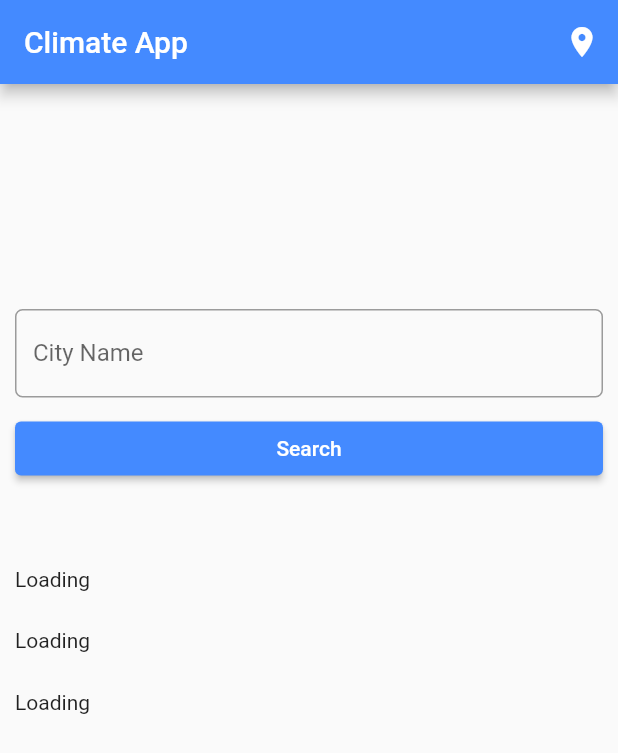
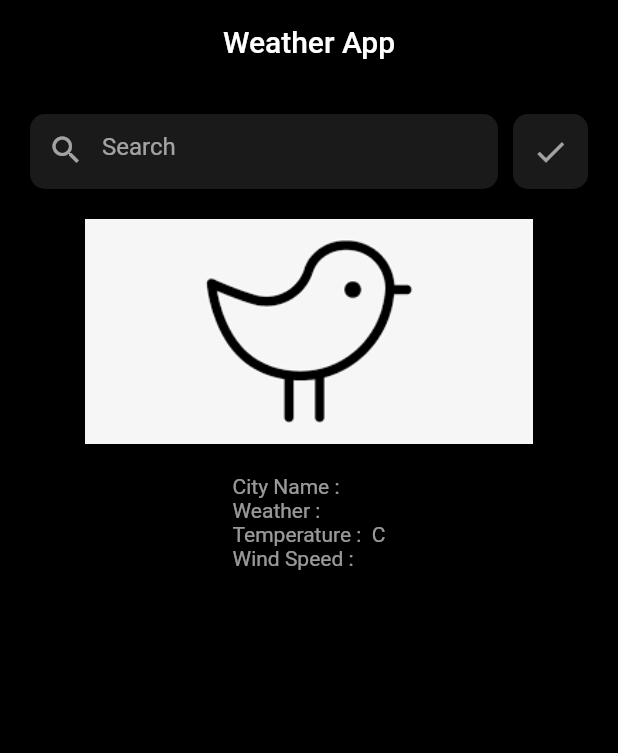
Before and after one commit to vaishnavikpatil/weather_app, a Flutter app: the screen it shows after launch, on a phone screen of 412 x 824 dp. Shown: the top 753 px of the screen. Run offline on Flutter 3.47's test engine with Material 2 defaults, Android fonts, the phone set to English and light mode, and no system bars; our stand-ins replace flutter_easyloading; network calls fail.

Commit message:
second commit

```diff
--- a/lib/Climate.dart
+++ /dev/null
@@ -1,118 +0,0 @@
-import 'dart:convert';
-
-import 'package:http/http.dart' as http;
-import 'package:flutter/material.dart';
-
-class Climate extends StatefulWidget {
-  @override
-  State<StatefulWidget> createState() {
-    return  ClimateState();
-  }
-}
-
-class  ClimateState extends State<Climate> {
-  var city ;
-  var temp;
-  var climate;
-  TextEditingController cityTextController = TextEditingController();
-
-  Future info() async{
-    var queryParameter = {
-      'q': city,
-      'appid': '48f01af1f34231636a3671258da84f36'
-    };
-
-    var weatherUrl = Uri.https('api.openweathermap.org','data/2.5/weather', queryParameter);
-    http.Response response = await http.get(weatherUrl);
-    var results =jsonDecode(response.body);
-    setState(() {
-      climate = results['weather'][0]['main'];
-      temp = results['main']['temp'];
-     city = results['name'];
-     // print(results['weather'][0]['main']);
-      print(results);
-    });
-  }
-@override
-void initState(){
-   super.initState();
-}
-  @override
-  Widget build(BuildContext context) {
-    return Scaffold(
-        appBar:AppBar(
-          backgroundColor: Colors.blueAccent,
-          title: Text('Climate App'),
-          actions: <Widget>[
-            IconButton(
-              icon: Icon(
-                Icons.location_on,
-                color: Colors.white,
-              ),
-              onPressed: () {
-
-              },
-            )
-          ],
-        ) ,
-        body: Container(
-          child:ListView(
-              children: <Widget> [
-                Padding(
-                    padding: EdgeInsets.only(top:150.0,bottom:5.0,left: 10.0,right:10.0 ),
-                    child:Row(children: <Widget>[
-                      Expanded(child: TextField(
-                        controller: cityTextController,
-                        onChanged: (value) {
-                          city = value;
-                        },
-                        decoration: InputDecoration(
-                            labelText: ("City Name"),
-                            hintText: ("Enter City Name"),
-                            border: OutlineInputBorder(
-                              borderRadius: BorderRadius.circular(5.0),
-                            )
-                        ),
-                      )
-                      ),]
-                    )
-                ),
-                Padding(
-                    padding:EdgeInsets.only(top:5.0,bottom: 5.0,left: 10.0,right: 10.0),
-                    child:Row(children: <Widget>[
-                      Expanded(
-                          child: ElevatedButton(
-                              child: Text('Search'),
-                              onPressed:(){
-                                info();
-                              },
-                              style: ElevatedButton.styleFrom(
-                                primary: Colors.blueAccent,
-                              )
-                          )
-                      )
-                    ])),
-
-                Padding(
-                    padding: EdgeInsets.only(top:50.0,bottom:5.0,left: 10.0,right:10.0 ),
-                    child: Container(
-                      child: Text(city!= null ? city.toString(): "Loading"),
-                    ),
-                ),
-                Padding(
-                  padding: EdgeInsets.only(top:20.0,bottom:5.0,left: 10.0,right:10.0 ),
-                  child: Container(
-                    child: Text(temp!= null ? temp.toString()+ "\u00B0": "Loading"),
-                  ),
-                ),
-                Padding(
-                  padding: EdgeInsets.only(top:20.0,bottom:5.0,left: 10.0,right:10.0 ),
-                  child: Container(
-                    child: Text(climate!= null ? climate.toString(): "Loading"),
-                  ),
-                ),
-              ]),
-
-        ));
-  }
-}
--- /dev/null
+++ b/lib/climate_screen.dart
@@ -0,0 +1,159 @@
+import 'package:climate_app/weather_class.dart';
+import 'package:climate_app/weather_model.dart';
+
+import 'package:flutter/material.dart';
+import 'package:provider/provider.dart';
+
+class ClimateScreen extends StatefulWidget {
+  const ClimateScreen({Key? key}) : super(key: key);
+
+  @override
+  State<StatefulWidget> createState() {
+    return ClimateScreenState();
+  }
+}
+
+class ClimateScreenState extends State<ClimateScreen> {
+  WeatherModel weatherData = WeatherModel();
+
+  TextEditingController cityTextController = TextEditingController();
+
+  String city = "Mumbai";
+  String weathertype = '';
+  String temperature = "", cityname = "", windspeed = "";
+
+  final Map<String, String> weatherImage = {
+    'Clouds': 'assets/clouds.png',
+    'Rain': 'assets/rain.png',
+    'Snow': 'assets/snow.png',
+    'Sunny': 'assets/sun.png',
+    'Haze': 'assets/haze.png',
+    'Windy': 'assets/windy.png',
+  };
+
+  Future<void> readdata() async {
+    var provider = Provider.of<WeatherClass>(context, listen: false);
+    await provider.getWeatherData(city);
+    setState(() {
+      weatherData = provider.data;
+      weathertype = weatherData.weather![0].main.toString();
+      var temp = weatherData.main!.temp! - 273.15;
+      temperature = temp.toString();
+      cityname = weatherData.name.toString();
+      windspeed = weatherData.wind!.speed.toString();
+    });
+  }
+
+  @override
+  void initState() {
+    super.initState();
+    readdata();
+  }
+
+  @override
+  Widget build(BuildContext context) {
+    return Scaffold(
+      backgroundColor: Colors.black,
+      appBar: AppBar(
+        elevation: 0.0,
+        backgroundColor: Colors.black,
+        title: const Text('Weather App'),
+        centerTitle: true,
+      ),
+      body: Padding(
+        padding: const EdgeInsets.all(20),
+        child: ListView(
+          children: [
+            Row(
+              children: [
+                Expanded(
+                  child: Container(
+                    height: 50,
+                    decoration: BoxDecoration(
+                      borderRadius: BorderRadius.circular(10),
+                      color: Colors.white10,
+                    ),
+                    child: TextField(
+                      controller: cityTextController,
+                      cursorColor: Colors.white24,
+                      style: const TextStyle(color: Colors.white60),
+                      decoration: const InputDecoration(
+                        hintStyle: TextStyle(color: Colors.white60),
+                        hintText: 'Search',
+                        prefixIcon: Icon(Icons.search, color: Colors.white60),
+                        border: InputBorder.none,
+                      ),
+                      onSubmitted: (value) {
+                        setState(() {
+                          city = value;
+                          readdata();
+                        });
+                      },
+                      onChanged: (value) {
+                        setState(() {
+                          city = value;
+                        });
+                      },
+                    ),
+                  ),
+                ),
+                const SizedBox(width: 10),
+                Container(
+                  height: 50,
+                  width: 50,
+                  decoration: BoxDecoration(
+                    borderRadius: BorderRadius.circular(10),
+                    color: Colors.white10,
+                  ),
+                  child: IconButton(
+                    onPressed: () {
+                      setState(() {
+                        city = cityTextController.text.toString();
+                        readdata();
+                      });
+                    },
+                    icon: const Icon(Icons.check, color: Colors.white60),
+                  ),
+                ),
+              ],
+            ),
+            const SizedBox(height: 20),
+            SizedBox(
+              height: 150,
+              width: 150,
+              child: Image.asset(
+                weatherImage.containsKey(weathertype)
+                    ? weatherImage[weathertype]!
+                    : 'assets/demo.png',
+              ),
+            ),
+            const SizedBox(height: 20),
+            Row(
+              mainAxisAlignment: MainAxisAlignment.center,
+              crossAxisAlignment: CrossAxisAlignment.center,
+              children: [
+                Text(
+                    "City Name : " +
+                        cityname +
+                        "\n" +
+                        "Weather : " +
+                        weathertype +
+                        "\n" +
+                        "Temperature : " +
+                        temperature + " C"
+                        "\n" +
+                        "Wind Speed : " +
+                        windspeed +
+                        "\n",
+                    style: const TextStyle(
+                        color: Colors.white60,
+                        fontSize: 14,
+                        fontWeight: FontWeight.normal)),
+              ],
+            )
+          ],
+        ),
+      ),
+    );
+  }
+}
--- a/lib/main.dart
+++ b/lib/main.dart
@@ -1,16 +1,27 @@
-import 'package:climate_app/Climate.dart';
+import 'package:climate_app/climate_screen.dart';
+import 'package:climate_app/weather_class.dart';
 import 'package:flutter/material.dart';
+import 'package:flutter_easyloading/flutter_easyloading.dart';
 
-void main() => runApp(MyApp());
+import 'package:provider/provider.dart';
+Future<void> main() async {
+  WidgetsFlutterBinding.ensureInitialized();
+  //error handler screen
+  ErrorWidget.builder = (FlutterErrorDetails details) => Container();
 
-class MyApp extends StatelessWidget{
+  runApp(MultiProvider(
+      providers: [
 
-  @override
-  Widget build(BuildContext context) {
-    return MaterialApp(
-      debugShowCheckedModeBanner:false,
-      title: 'Climate App',
-      home: Climate(),
-    );
-  }
+        ChangeNotifierProvider(create: (_) => WeatherClass()),
+
+      ],
+      child: Builder(builder: (context) {
+
+        return MaterialApp(
+            debugShowCheckedModeBanner: false,
+            title: "Weather App",
+            builder: EasyLoading.init(),
+
+           home: const ClimateScreen());
+      })));
 }
--- /dev/null
+++ b/lib/weather_model.dart
@@ -0,0 +1,239 @@
+class WeatherModel {
+  Coord? coord;
+  List<Weather>? weather;
+  String? base;
+  Main? main;
+  int? visibility;
+  Wind? wind;
+  Clouds? clouds;
+  int? dt;
+  Sys? sys;
+  int? timezone;
+  int? id;
+  String? name;
+  int? cod;
+
+  WeatherModel({
+    this.coord,
+    this.weather,
+    this.base,
+    this.main,
+    this.visibility,
+    this.wind,
+    this.clouds,
+    this.dt,
+    this.sys,
+    this.timezone,
+    this.id,
+    this.name,
+    this.cod,
+  });
+
+  factory WeatherModel.fromJson(Map<String, dynamic> json) {
+    return WeatherModel(
+      coord: json['coord'] != null ? Coord.fromJson(json['coord']) : null,
+      weather: json['weather'] != null
+          ? List<Weather>.from(
+              json['weather'].map((weather) => Weather.fromJson(weather)))
+          : null,
+      base: json['base'],
+      main: json['main'] != null ? Main.fromJson(json['main']) : null,
+      visibility: json['visibility'],
+      wind: json['wind'] != null ? Wind.fromJson(json['wind']) : null,
+      clouds: json['clouds'] != null ? Clouds.fromJson(json['clouds']) : null,
+      dt: json['dt'],
+      sys: json['sys'] != null ? Sys.fromJson(json['sys']) : null,
+      timezone: json['timezone'],
+      id: json['id'],
+      name: json['name'],
+      cod: json['cod'],
+    );
+  }
+
+  Map<String, dynamic> toJson() {
+    final Map<String, dynamic> data = <String, dynamic>{};
+    if (coord != null) {
+      data['coord'] = coord!.toJson();
+    }
+    if (weather != null) {
+      data['weather'] = weather!.map((weather) => weather.toJson()).toList();
+    }
+    data['base'] = base;
+    if (main != null) {
+      data['main'] = main!.toJson();
+    }
+    data['visibility'] = visibility;
+    if (wind != null) {
+      data['wind'] = wind!.toJson();
+    }
+    if (clouds != null) {
+      data['clouds'] = clouds!.toJson();
+    }
+    data['dt'] = dt;
+    if (sys != null) {
+      data['sys'] = sys!.toJson();
+    }
+    data['timezone'] = timezone;
+    data['id'] = id;
+    data['name'] = name;
+    data['cod'] = cod;
+    return data;
+  }
+}
+
+class Coord {
+  double? lon;
+  double? lat;
+
+  Coord({this.lon, this.lat});
+
+  factory Coord.fromJson(Map<String, dynamic> json) {
+    return Coord(
+      lon: json['lon'],
+      lat: json['lat'],
+    );
+  }
+
+  Map<String, dynamic> toJson() {
+    return {
+      'lon': lon,
+      'lat': lat,
+    };
+  }
+}
+
+class Weather {
+  int? id;
+  String? main;
+  String? description;
+  String? icon;
+
+  Weather({this.id, this.main, this.description, this.icon});
+
+  factory Weather.fromJson(Map<String, dynamic> json) {
+    return Weather(
+      id: json['id'],
+      main: json['main'],
+      description: json['description'],
+      icon: json['icon'],
+    );
+  }
+
+  Map<String, dynamic> toJson() {
+    return {
+      'id': id,
+      'main': main,
+      'description': description,
+      'icon': icon,
+    };
+  }
+}
+
+class Main {
+  double? temp;
+  double? feelsLike;
+  double? tempMin;
+  double? tempMax;
+  int? pressure;
+  int? humidity;
+
+  Main({
+    this.temp,
+    this.feelsLike,
+    this.tempMin,
+    this.tempMax,
+    this.pressure,
+    this.humidity,
+  });
+
+  factory Main.fromJson(Map<String, dynamic> json) {
+    return Main(
+      temp: json['temp'],
+      feelsLike: json['feels_like'],
+      tempMin: json['temp_min'],
+      tempMax: json['temp_max'],
+      pressure: json['pressure'],
+      humidity: json['humidity'],
+    );
+  }
+
+  Map<String, dynamic> toJson() {
+    return {
+      'temp': temp,
+      'feels_like': feelsLike,
+      'temp_min': tempMin,
+      'temp_max': tempMax,
+      'pressure': pressure,
+      'humidity': humidity,
+    };
+  }
+}
+
+class Wind {
+  double? speed;
+  int? deg;
+
+  Wind({this.speed, this.deg});
+
+  factory Wind.fromJson(Map<String, dynamic> json) {
+    return Wind(
+      speed: json['speed'],
+      deg: json['deg'],
+    );
+  }
+
+  Map<String, dynamic> toJson() {
+    return {
+      'speed': speed,
+      'deg': deg,
+    };
+  }
+}
+
+class Clouds {
+  int? all;
+
+  Clouds({this.all});
+
+  factory Clouds.fromJson(Map<String, dynamic> json) {
+    return Clouds(
+      all: json['all'],
+    );
+  }
+
+  Map<String, dynamic> toJson() {
+    return {
+      'all': all,
+    };
+  }
+}
+
+class Sys {
+  int? type;
+  int? id;
+  String? country;
+  int? sunrise;
+  int? sunset;
+
+  Sys({this.type, this.id, this.country, this.sunrise, this.sunset});
+
+  factory Sys.fromJson(Map<String, dynamic> json) {
+    return Sys(
+      type: json['type'],
+      id: json['id'],
+      country: json['country'],
+      sunrise: json['sunrise'],
+      sunset: json['sunset'],
+    );
+  }
+
+  Map<String, dynamic> toJson() {
+    return {
+      'type': type,
+      'id': id,
+      'country': country,
+      'sunrise': sunrise,
+      'sunset': sunset,
+    };
+  }
+}
```
Also changed, not shown: lib/weather_class.dart (added, +24 -0 lines), lib/weather_service.dart (added, +17 -0 lines), pubspec.yaml (+6 -3 lines), assets/clouds.png (added), assets/demo.png (added), assets/haze.png (added), assets/rain.png (added), assets/snow.png (added), assets/sun.png (added), assets/windy.png (added), pubspec.lock, 2 other files.
